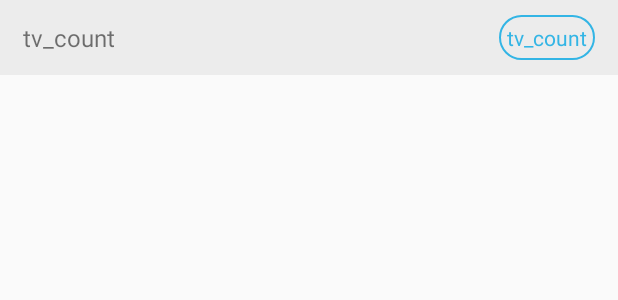
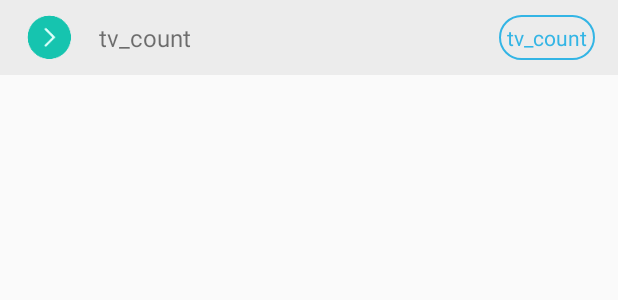
Before and after one commit to moujunqiang/RenQingJiZhang, an Android app: the layout item_out_leave1.xml on its own in the app's theme, with its tools: preview values and no code run, on a phone screen of 412 x 824 dp. Shown: the top 300 px of the screen. Run offline under Robolectric (Android 15) with nearby library versions, the phone set to English and light mode, and no system bars.

Commit message:
人情记账完成提交

```diff
--- a/app/src/main/AndroidManifest.xml
+++ b/app/src/main/AndroidManifest.xml
@@ -9,7 +9,8 @@
         android:roundIcon="@mipmap/ic_launcher_round"
         android:supportsRtl="true"
         android:theme="@style/Theme.AppCompat.Light.NoActionBar">
-        <activity android:name=".MainActivity">
+        <activity android:name=".MainActivity"></activity>
+        <activity android:name=".SplashActivity">
             <intent-filter>
                 <action android:name="android.intent.action.MAIN" />
 
--- a/app/src/main/java/com/android/renqingjizhang/EditActivity.java
+++ b/app/src/main/java/com/android/renqingjizhang/EditActivity.java
@@ -23,6 +23,7 @@ import com.android.renqingjizhang.db.MessageDataBase;
 import com.android.renqingjizhang.db.dao.MessageDao;
 import com.android.renqingjizhang.db.entity.MessageBean;
 
+import java.text.ParseException;
 import java.text.SimpleDateFormat;
 import java.util.Calendar;
 import java.util.Date;
@@ -202,7 +203,10 @@ public class EditActivity extends AppCompatActivity {
         note.setCreateTime(noteremindTime);
         note.setReason(spinner.getSelectedItem().toString());
         note.setType(typeSpinner.getSelectedItem().toString());
-        note.setYear(calendar.get(Calendar.YEAR) + "");
+        if (calendar != null) {
+            note.setYear(calendar.get(Calendar.YEAR) + "");
+
+        }
         if (flag == 0) {//新建笔记
             noteDao.insertMessage(note);
         } else if (flag == 1) {//修改笔记
--- a/app/src/main/res/layout/item_out_leave1.xml
+++ b/app/src/main/res/layout/item_out_leave1.xml
@@ -1,27 +1,36 @@
 <?xml version="1.0" encoding="utf-8"?>
 <RelativeLayout xmlns:android="http://schemas.android.com/apk/res/android"
     android:layout_width="match_parent"
-    android:background="#ececec"
-    android:layout_height="50dp">
+    android:layout_height="50dp"
+    android:background="#ececec">
+
+    <ImageView
+        android:layout_marginLeft="15dp"
+        android:id="@+id/iv_arrow"
+        android:layout_width="35dp"
+        android:layout_height="35dp"
+        android:layout_centerVertical="true"
+        android:src="@mipmap/iv_arrow_right" />
 
     <TextView
-        android:text="tv_count"
-        android:layout_centerVertical="true"
+        android:layout_toRightOf="@id/iv_arrow"
         android:id="@+id/tv_year"
-        android:textSize="16sp"
         android:layout_width="wrap_content"
         android:layout_height="wrap_content"
-        android:layout_marginLeft="15dp" />
+        android:layout_centerVertical="true"
+        android:layout_marginLeft="15dp"
+        android:text="tv_count"
+        android:textSize="16sp" />
 
     <TextView
-       android:padding="5dp"
-        android:background="@drawable/bg_tv_count"
-        android:textColor="@android:color/holo_blue_light"
-        android:layout_centerVertical="true"
         android:id="@+id/tv_count"
         android:layout_width="wrap_content"
         android:layout_height="wrap_content"
         android:layout_alignParentRight="true"
+        android:layout_centerVertical="true"
         android:layout_marginRight="15dp"
-        android:text="tv_count" />
+        android:background="@drawable/bg_tv_count"
+        android:padding="5dp"
+        android:text="tv_count"
+        android:textColor="@android:color/holo_blue_light" />
 </RelativeLayout>
```
Also changed, not shown: app/src/main/java/com/android/renqingjizhang/SplashActivity.java (added, +23 -0 lines), app/src/main/java/com/android/renqingjizhang/adapter/provider/FirstProvider.java (+15 -2 lines), app/src/main/java/com/android/renqingjizhang/fragment/IncomeFragment.java (+23 -3 lines), app/src/main/java/com/android/renqingjizhang/fragment/OutFragment.java (+22 -5 lines), app/src/main/res/layout/activity_splash.xml (added, +22 -0 lines), app/src/main/res/mipmap-xxhdpi/iv_arrow_down.png (added), app/src/main/res/mipmap-xxhdpi/iv_arrow_right.png (added), app/src/main/res/mipmap-xxhdpi/iv_logo.png (added).
